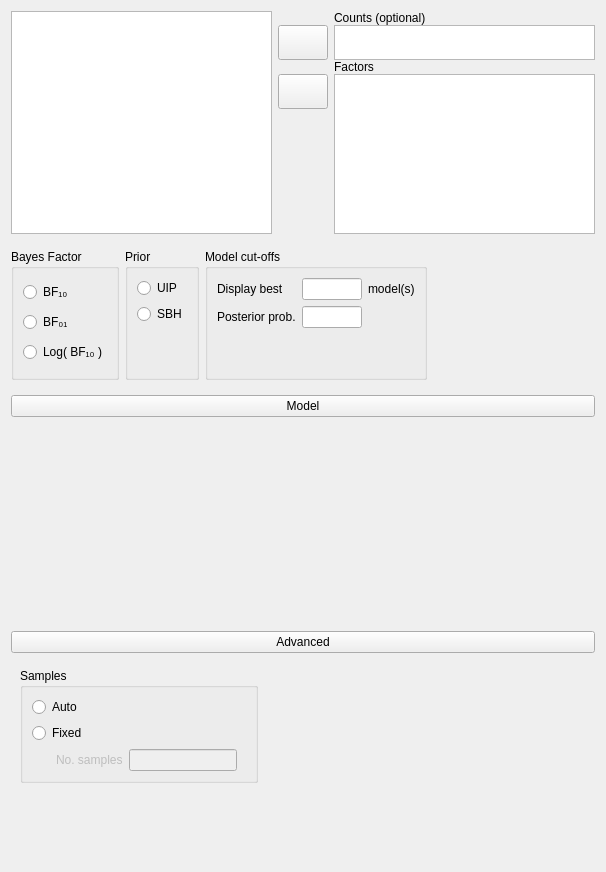
jasp-stats/jasp-desktop, file JASP-Desktop/analysisforms/regressionloglinearbayesianform.ui: the form before one commit.
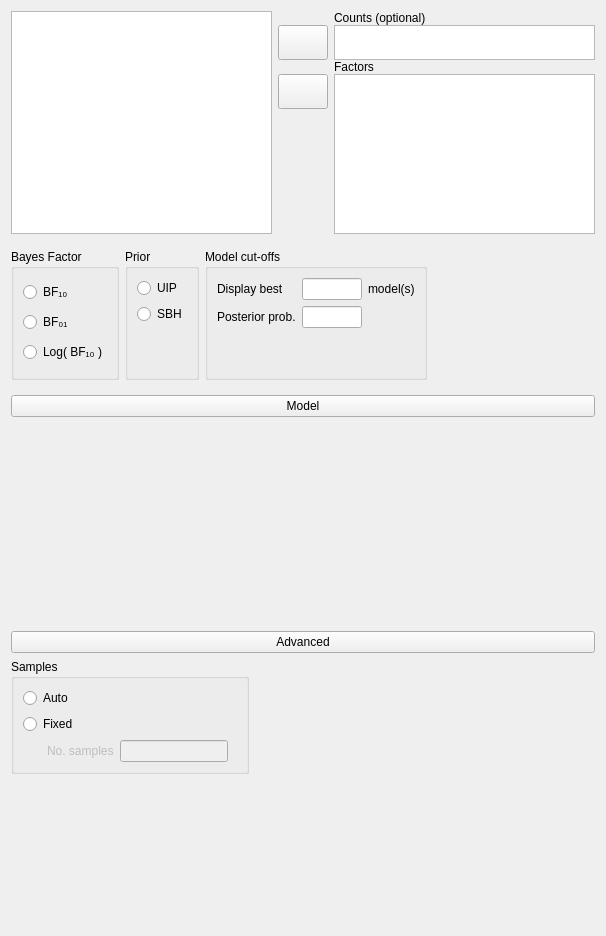
The form after the commit. Custom widgets are drawn as their Qt base class.

Patch:
```diff
--- a/JASP-Desktop/analysisforms/regressionloglinearbayesianform.ui
+++ b/JASP-Desktop/analysisforms/regressionloglinearbayesianform.ui
@@ -7,7 +7,7 @@
     <x>0</x>
     <y>0</y>
     <width>606</width>
-    <height>872</height>
+    <height>936</height>
    </rect>
   </property>
   <property name="sizePolicy">
@@ -448,6 +448,12 @@
          </sizepolicy>
         </property>
         <layout class="QGridLayout" name="gridLayout_11">
+         <property name="leftMargin">
+          <number>0</number>
+         </property>
+         <property name="topMargin">
+          <number>0</number>
+         </property>
          <item row="0" column="0">
           <widget class="BoundGroupBox" name="sampleMode">
            <property name="title">
```
